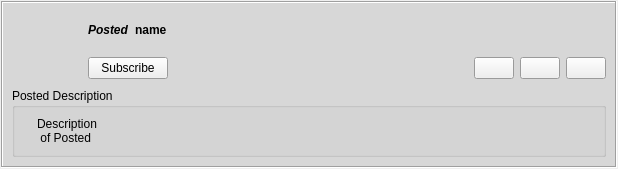
This is retroshare-gui/src/gui/feeds/PostedGroupItem.ui in RetroShare/RetroShare as Qt 5 draws it before an edit. The edited form follows.
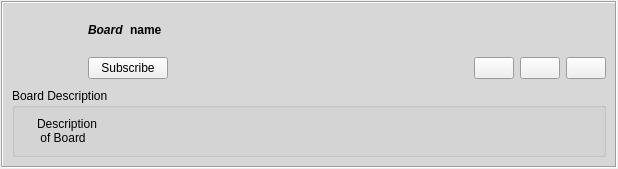
This is the edited form. Icons and pictures are not drawn.

Commit message:
Rename Posted to Boards & cleanup remove old icons
Rename Posted to Boards & cleanup remove old icons

What changed in the file:
```diff
--- a/retroshare-gui/src/gui/feeds/PostedGroupItem.ui
+++ b/retroshare-gui/src/gui/feeds/PostedGroupItem.ui
@@ -147,7 +147,7 @@
              </font>
             </property>
             <property name="text">
-             <string notr="true">Posted</string>
+             <string notr="true">Board</string>
             </property>
            </widget>
           </item>
@@ -298,7 +298,7 @@
          <item>
           <widget class="QGroupBox" name="groupBox">
            <property name="title">
-            <string>Posted Description</string>
+            <string>Board Description</string>
            </property>
            <layout class="QHBoxLayout">
             <item>
@@ -321,7 +321,7 @@
               </property>
               <property name="text">
                <string notr="true">Description 
- of Posted</string>
+ of Board</string>
               </property>
              </widget>
             </item>
```
Left out of the diff: 5 changed lines with no effect on the pictures. The commit also changes 33 other files.
